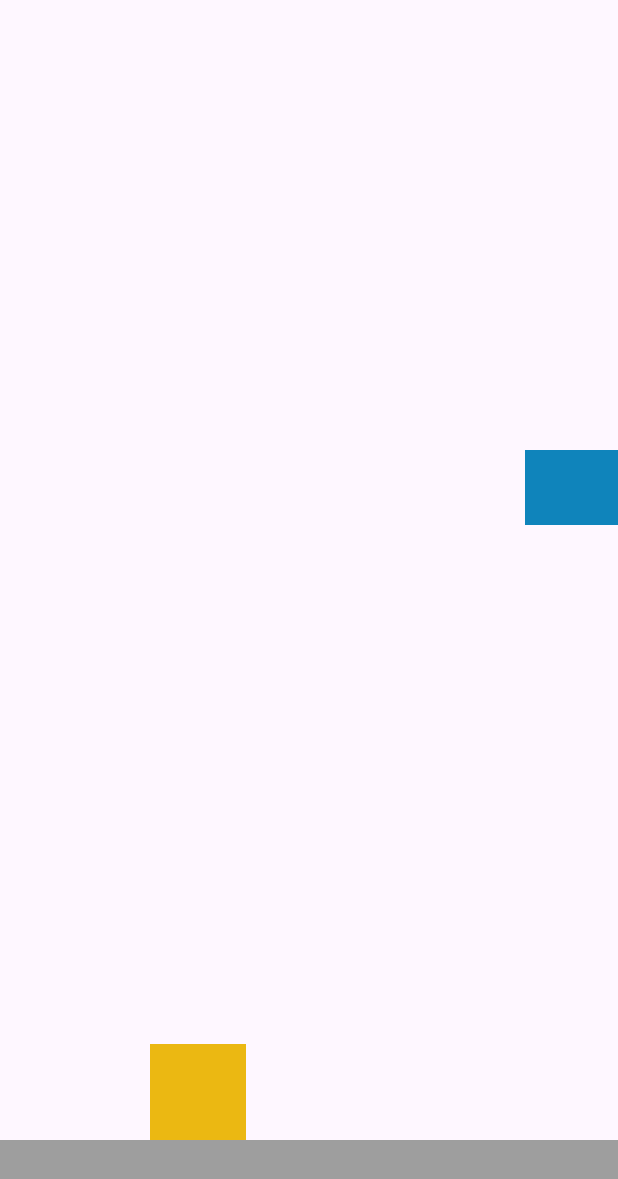
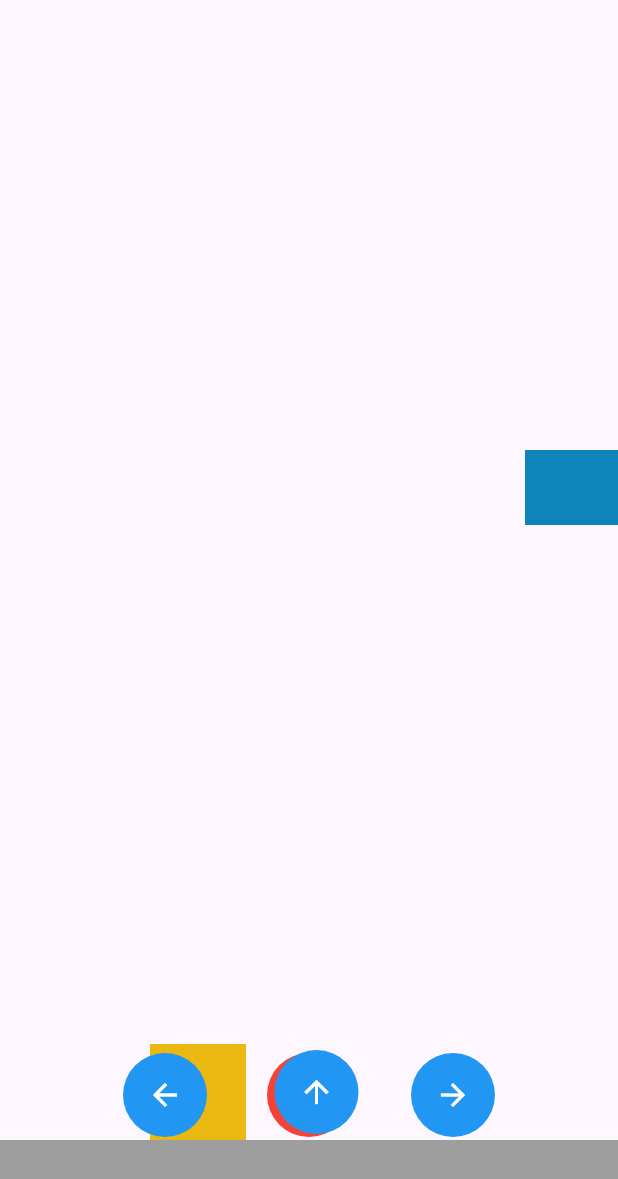
Before and after one commit to gultavo/packet-rush, a Flutter app: the screen it shows after launch, on a phone screen of 412 x 824 dp. Shown: the top 1179 px of the screen. Run offline on Flutter 3.47's test engine with Material 3 defaults, Android fonts, the phone set to English and light mode, and no system bars.

Commit message:
mobile version

```diff
--- a/lib/game_board.dart
+++ b/lib/game_board.dart
@@ -112,6 +112,10 @@ class _GameBoardState extends State<GameBoard> {
     Timer(const Duration(seconds: 1), spawnPLataformas);
   }
 
+  bool get isMobile {
+    return MediaQuery.of(context).size.width < 600;
+  }
+
   @override
   Widget build(BuildContext context) {
     screenSize = MediaQuery.of(context).size;
@@ -165,6 +169,106 @@ class _GameBoardState extends State<GameBoard> {
                 color: const Color.fromARGB(255, 235, 184, 18),
               ),
             ),
+
+            if (isMobile) _buildMobileControls(),
+            if (isMobile) _buildJumpButton(),
+          ],
+        ),
+      ),
+    );
+  }
+
+  Widget _buildJumpButton() {
+    return Positioned(
+      top: 700,
+      right: 173,
+      child: GestureDetector(
+        onTapDown: (_) {
+          if (isOnGround == true) {
+            player.velocity.y = -velocidade * 4;
+          }
+        },
+        child: Container(
+          padding: const EdgeInsets.all(16),
+          decoration: BoxDecoration(
+            color: Colors.blue,
+            shape: BoxShape.circle,
+          ),
+          child: const Icon(Icons.arrow_upward, color: Colors.white, size: 24),
+        ),
+      ),
+    );
+  }
+
+  Widget _buildMobileControls() {
+    return Positioned(
+      bottom: 50,
+      left: 0,
+      right: 0,
+      child: Container(
+        padding: const EdgeInsets.symmetric(vertical: 16, horizontal: 20),
+        child: Row(
+          mainAxisAlignment: MainAxisAlignment.center,
+          children: [
+            GestureDetector(
+              onTapDown: (_) {
+                keys.left = true;
+              },
+              onTapUp: (_) {
+                keys.left = false;
+              },
+              onTapCancel: () {
+                keys.left = false;
+              },
+              child: Container(
+                padding: const EdgeInsets.all(16),
+                decoration: BoxDecoration(
+                  color: Colors.blue,
+                  shape: BoxShape.circle,
+                ),
+                child: const Icon(Icons.arrow_back, color: Colors.white, size: 24),
+              ),
+            ),
+            const SizedBox(width: 40),
+            GestureDetector(
+              onTapDown: (_) {
+                tiros.add(Objects(
+                  width: 32,
+                  height: 12,
+                  x: player.right,
+                  y: player.top,
+                ));
+              },
+              child: Container(
+                padding: const EdgeInsets.all(16),
+                decoration: BoxDecoration(
+                  color: Colors.red,
+                  shape: BoxShape.circle,
+                ),
+                child: const Icon(Icons.local_fire_department,
+                    color: Colors.white, size: 24),
+              ),
+            ),
+            const SizedBox(width: 40),
+            GestureDetector(
+              onTapDown: (_) {
+                keys.right = true;
+              },
+              onTapUp: (_) {
+                keys.right = false;
+              },
+              onTapCancel: () {
+                keys.right = false;
+              },
+              child: Container(
+                padding: const EdgeInsets.all(16),
+                decoration: BoxDecoration(
+                  color: Colors.blue,
+                  shape: BoxShape.circle,
+                ),
+                child: const Icon(Icons.arrow_forward, color: Colors.white, size: 24),
+              ),
+            ),
           ],
         ),
       ),
```
